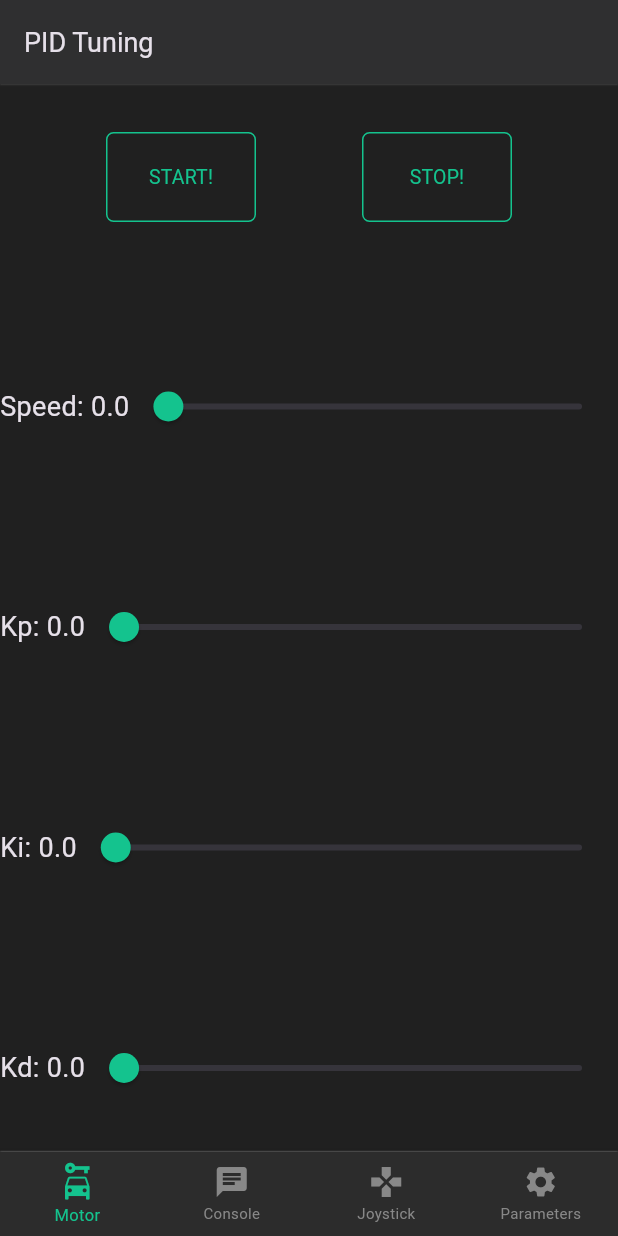
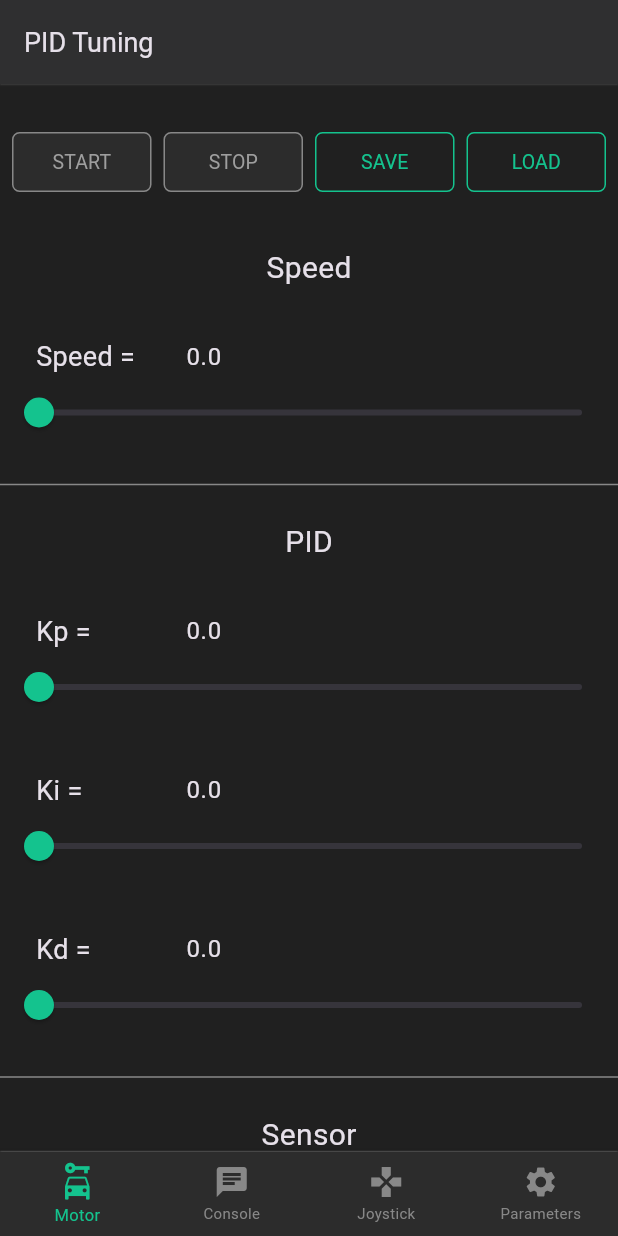
Before and after one commit to kaku-panda/Robot-Debug-App, a Flutter app: the MotorScreen screen opened by its route, on a phone screen of 412 x 824 dp. Run offline on Flutter 3.47's test engine with Material 3 defaults, Android fonts, the phone set to English and light mode, and no system bars; our stand-ins replace connectivity_plus, flutter_riverpod, go_router, google_fonts, package_info_plus, permission_handler and 4 more; missing offline and left inert: flutter_joystick, network_info_plus; accounts and stored records are empty.

Commit message:
センサ値を入力できるようにしたs

```diff
--- a/lib/screens/motor.dart
+++ b/lib/screens/motor.dart
@@ -20,21 +20,45 @@ class MotorScreen extends ConsumerStatefulWidget {
 
 class MotorScreenState extends ConsumerState<MotorScreen> {
 
+  TextEditingController speedController    = TextEditingController();
+  TextEditingController kpController       = TextEditingController();
+  TextEditingController kiController       = TextEditingController();
+  TextEditingController kdController       = TextEditingController();
+  TextEditingController sensor34Controller = TextEditingController();
+  TextEditingController sensor52Controller = TextEditingController();
+  TextEditingController sensor61Controller = TextEditingController();
+  TextEditingController sensor70Controller = TextEditingController();
+
+  @override
+  initState() {
+    super.initState();
+    speedController.text = ref.read(settingProvider).speed.toString();
+    kpController.text = ref.read(settingProvider).kp.toString();
+    kiController.text = ref.read(settingProvider).ki.toString();
+    kdController.text = ref.read(settingProvider).kd.toString();
+  }
+
   @override
   Widget build(BuildContext context) {
 
+    Size screenSize = MediaQuery.of(context).size;
 
-    double speed = ref.watch(settingProvider).speed;
-    double kp = ref.watch(settingProvider).kp;
-    double ki = ref.watch(settingProvider).ki;
-    double kd = ref.watch(settingProvider).kd;
+    double speed    = ref.watch(settingProvider).speed;
+    double kp       = ref.watch(settingProvider).kp;
+    double ki       = ref.watch(settingProvider).ki;
+    double kd       = ref.watch(settingProvider).kd;
+    double sensor43 = ref.watch(settingProvider).sensor43;
+    double sensor52 = ref.watch(settingProvider).sensor52;
+    double sensor61 = ref.watch(settingProvider).sensor61;
+    double sensor70 = ref.watch(settingProvider).sensor70;
 
     return Scaffold(
       resizeToAvoidBottomInset: true,
       appBar: AppBar(
         title: Text('PID Tuning', style: Styles.defaultStyle18),
       ),
-      body: SafeArea(
+      body: SingleChildScrollView(
+        child: SafeArea(
           child: Padding(
             padding: const EdgeInsets.symmetric(vertical: 32.0),
             child: Center(
@@ -45,125 +69,130 @@ class MotorScreenState extends ConsumerState<MotorScreen> {
                     mainAxisAlignment: MainAxisAlignment.spaceEvenly,
                     children: [
                       CustomTextButton(
-                      text: "START!",
+                        text: "START",
                         backgroundColor: Styles.darkBgColor,
-                      enable: true,
-                      width: 100,
-                      height: 60,
+                        enable: (ref.watch(webSocketProvider).status == ConnectionStatusType.connected) ? true : false,
+                        width:  screenSize.width / 4 - 10,
+                        height: 40,
                         onPressed: () {
                           ref.read(webSocketProvider.notifier).sendMessage('PID:kp:${ref.read(settingProvider).kp.toStringAsFixed(3)};');
                           ref.read(webSocketProvider.notifier).sendMessage('PID:ki:${ref.read(settingProvider).ki.toStringAsFixed(3)};');
                           ref.read(webSocketProvider.notifier).sendMessage('PID:kd:${ref.read(settingProvider).kd.toStringAsFixed(3)};');
                           ref.read(webSocketProvider.notifier).sendMessage('PID:speed:${ref.read(settingProvider).speed.toStringAsFixed(3)};');
+                          ref.read(webSocketProvider.notifier).sendMessage('PID:sensor43:${ref.read(settingProvider).sensor43.toStringAsFixed(3)};');
+                          ref.read(webSocketProvider.notifier).sendMessage('PID:sensor52:${ref.read(settingProvider).sensor52.toStringAsFixed(3)};');
+                          ref.read(webSocketProvider.notifier).sendMessage('PID:sensor61:${ref.read(settingProvider).sensor61.toStringAsFixed(3)};');
+                          ref.read(webSocketProvider.notifier).sendMessage('PID:sensor70:${ref.read(settingProvider).sensor70.toStringAsFixed(3)};');
                           ref.read(webSocketProvider.notifier).sendMessage("start");
                         },
                       ),
                       CustomTextButton(
-                      text: "STOP!",
+                        text: "STOP",
                         backgroundColor: Styles.darkBgColor,
-                      enable: true,
-                      width: 100,
-                      height: 60,
+                        enable: (ref.watch(webSocketProvider).status == ConnectionStatusType.connected) ? true : false,
+                        width:  screenSize.width / 4 - 10,
+                        height: 40,
                         onPressed: () {
                           ref.read(webSocketProvider.notifier).sendMessage("stop");
                         },
                       ),
-
+                      CustomTextButton(
+                        text: "SAVE",
+                        backgroundColor: Styles.darkBgColor,
+                        enable: true,
+                        width:  screenSize.width / 4 - 10,
+                        height: 40,
+                        onPressed: () {
+                        },
+                      ),
+                      CustomTextButton(
+                        text: "LOAD",
+                        backgroundColor: Styles.darkBgColor,
+                        enable: true,
+                        width:  screenSize.width / 4 - 10,
+                        height: 40,
+                        onPressed: () {
+                        },
+                      ),
                     ],
                   ),
-                Row(
+
+                  const SizedBox(
+                    height: 20,
+                  ),
+
+                  Padding(
+                    padding: const EdgeInsets.symmetric(horizontal: 24.0, vertical: 16.0),
+                    child: Text(
+                      'Speed',
+                      style: Styles.defaultStyle20,
+                    ),
+                  ),
+
+                  paramController('Speed', speedController, speed, 0, 1, 'speed'),
+
+                  const Divider(
+                    color: Styles.hiddenColor,
+                    thickness: 1,
+                  ),
+                  Padding(
+                    padding: const EdgeInsets.symmetric(horizontal: 24.0, vertical: 16.0),
+                    child: Text(
+                      'PID',
+                      style: Styles.defaultStyle20,
+                    ),
+                  ),
+
+                  paramController('Kp', kpController, kp, 0, 1, 'kp'),
+                  paramController('Ki', kiController, ki, 0, 1, 'ki'),
+                  paramController('Kd', kdController, kd, 0, 10, 'kd'),
+
+                  const Divider(
+                    color: Styles.hiddenColor,
+                    thickness: 1,
+                  ),
+                  Padding(
+                    padding: const EdgeInsets.symmetric(horizontal: 24.0, vertical: 16.0),
+                    child: Text(
+                      'Sensor',
+                      style: Styles.defaultStyle20,
+                    ),
+                  ),
+                  Padding(
+                    padding: const EdgeInsets.symmetric(horizontal: 24.0, vertical: 16.0),
+                    child: Row(
+                      mainAxisAlignment: MainAxisAlignment.spaceBetween,
+                      children: [
+                        for (int i = 0; i < 8; i++)
+                        Column(
                           children: [
                             Text(
-                      'Speed: $speed',
+                              '${7-i}',
                               style: Styles.defaultStyle18,
                             ),
-                    Expanded(
-                      child: Slider(
-                        value: speed,
-                        activeColor: Styles.primaryColor,
-                        min: 0.0,
-                        max: 1.0,
-                        divisions: 1000,
-                        label: kd.round().toString(),
-                        onChanged: (double value) {
-                          setState(() {
-                            updatePidValue('speed', value);
-                          });
-                        },
+                            Padding(
+                              padding: const EdgeInsets.symmetric(vertical: 4.0),
+                              child: Container(
+                                width: 30,
+                                height: 30,
+                                decoration: const BoxDecoration(
+                                  color: Styles.primaryColor,
+                                  borderRadius: BorderRadius.all(Radius.circular(2)),
+                                ),
                               ),
                             ),
                           ],
                         ),
-                Row(
-                  children: [
-                    Text(
-                      'Kp: $kp',
-                      style: Styles.defaultStyle18,
-                    ),
-                    Expanded(
-                      child: Slider(
-                        value: kp,
-                        activeColor: Styles.primaryColor,
-                        min: 0.0,
-                        max: 0.5,
-                        divisions: 1000,
-                        label: kd.round().toString(),
-                        onChanged: (double value) {
-                          setState(() {
-                            updatePidValue('kp', value);
-                          });
-                        },
+                      ],
                     ),
                   ),
+
+                  paramController('sensor 7.0', sensor70Controller, sensor70, 0, 1, 'sensor70'),
+                  paramController('sensor 6-1', sensor61Controller, sensor61, 0, 1, 'sensor61'),
+                  paramController('sensor 5-2', sensor52Controller, sensor52, 0, 1, 'sensor52'),
+                  paramController('sensor 4-3', sensor34Controller, sensor43, 0, 1, 'sensor43'),
                 ],
               ),
-                Row(
-                  children: [
-                    Text(
-                      'Ki: $ki',
-                      style: Styles.defaultStyle18,
-                    ),
-                    Expanded(
-                      child: Slider(
-                        value: ki,
-                        activeColor: Styles.primaryColor,
-                        min: 0,
-                        max: 0.01,
-                        divisions: 1000,
-                        label: ki.round().toString(),
-                        onChanged: (double value) {
-                          setState(() {
-                            updatePidValue('ki', value);
-                          });
-                        },
-                      ),
-                    ),
-                  ],
-                ),
-                Row(
-                  children: [
-                    Text(
-                      'Kd: $kd',
-                      style: Styles.defaultStyle18,
-                    ),
-                    Expanded(
-                      child: Slider(
-                        value: kd,
-                        activeColor: Styles.primaryColor,
-                        min: 0,
-                        max: 10,
-                        divisions: 1000,
-                        label: kd.round().toString(),
-                        onChanged: (double value) {
-                          setState(() {
-                            updatePidValue('kd', value);
-                          });
-                        },
-                      ),
-                    ),
-                  ],
-                )
-              ],
             ),
           ),
         ),
@@ -171,10 +200,86 @@ class MotorScreenState extends ConsumerState<MotorScreen> {
     );
   }
 
+  Widget paramController(String title, TextEditingController textController, double value, double min, double max, String type) {
+
+    if(value < min) value = min;
+    if(value > max) value = max;
+
+    return Padding(
+      padding: const EdgeInsets.symmetric(vertical: 16.0),
+      child: Column(
+        children: [
+          Padding(
+            padding: const EdgeInsets.symmetric(horizontal: 24.0),
+            child: Row(
+              children: [
+                SizedBox(
+                  width: 100,
+                  child: Text(
+                    '$title =',
+                    style: Styles.defaultStyle18,
+                    textAlign: TextAlign.left,
+                  ),
+                ),
+                Expanded(
+                  child: TextField(
+                    controller: textController,
+                    textInputAction: TextInputAction.done,
+                    decoration: InputDecoration(
+                      enabledBorder: InputBorder.none,
+                      focusedBorder: InputBorder.none,
+                      isDense: true,
+                      isCollapsed: true,
+                      labelStyle: Styles.defaultStyle18,
+                    ),
+                    onSubmitted: (String value) {
+                      try {
+                        double parsedValue = double.parse(value);
+                        if (parsedValue < max && parsedValue > min) {
+                          updatePidValue(type, parsedValue);
+                          textController.text = value;
+                        } else {
+                          showSnackBar(
+                            message: "Please enter a value between $min and $max",
+                            type: SnackBarType.error,
+                            duration: const Duration(seconds: 2),
+                          );
+                        }
+                      } catch (e) {
+                        showSnackBar(
+                          message: "Please enter a valid number",
+                          type: SnackBarType.error,
+                          duration: const Duration(seconds: 2),
+                        );
+                      }
+                    },
+                  ),
+                ),
+              ],
+            ),
+          ),
+          Slider(
+            value: value,
+            activeColor: Styles.primaryColor,
+            min: min,
+            max: max,
+            divisions: 1000,
+            label: value.toString(),
+            onChanged: (double value) {
+              setState(() {
+                updatePidValue(type, value);
+                textController.text = '$value';
+              });
+            },
+          ),
+        ],
+      ),
+    );
+  }
+
   void updatePidValue(String type, double value) {
     final status = ref.read(webSocketProvider).status;
 
-    if (status == ConnectionStatusType.connected) {
     switch (type) {
       case 'kp':
         ref.read(settingProvider).kp = value;
@@ -188,12 +293,24 @@ class MotorScreenState extends ConsumerState<MotorScreen> {
       case 'speed':
         ref.read(settingProvider).speed = value;
         break;
+      case 'sensor43':
+        ref.read(settingProvider).sensor43 = value;
+        break;
+      case 'sensor52':
+        ref.read(settingProvider).sensor52 = value;
+        break;
+      case 'sensor61':
+        ref.read(settingProvider).sensor61 = value;
+        break;
+      case 'sensor70':
+        ref.read(settingProvider).sensor70 = value;
+        break;
     }
     ref.read(settingProvider).storePreferences();
 
+    if (status == ConnectionStatusType.connected) {
       final String message = 'PID:$type:${value.toStringAsFixed(3)};';
       ref.read(webSocketProvider.notifier).sendMessage(message);
-
     } else {
       showSnackBar(
         message: "WebSocket is not connected",
```
Also changed, not shown: lib/providers/setting_provider.dart (+38 -0 lines). Lines whose indentation alone changed are shown as unchanged.
